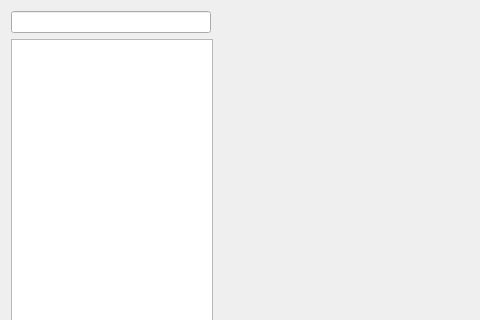
This is composer-gui/ui/PreferencesDialog.ui in TeleMidia/nclcomposer as Qt 5 draws it before an edit; both pictures show x 0 to 480 and y 0 to 320 of the 618 by 403 pixel window. The edited form follows.
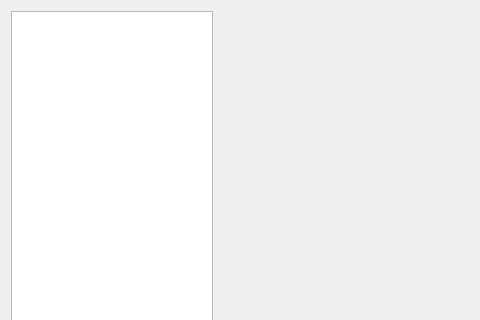
This is the edited form.

What changed in the file:
```diff
--- a/composer-gui/ui/PreferencesDialog.ui
+++ b/composer-gui/ui/PreferencesDialog.ui
@@ -24,17 +24,7 @@
      </property>
     </widget>
    </item>
-   <item row="0" column="0">
-    <widget class="QLineEdit" name="lineEdit">
-     <property name="maximumSize">
-      <size>
-       <width>200</width>
-       <height>16777215</height>
-      </size>
-     </property>
-    </widget>
-   </item>
-   <item row="1" column="1" colspan="2">
+   <item row="0" column="1" colspan="2">
     <widget class="QScrollArea" name="pageArea">
      <property name="frameShape">
       <enum>QFrame::NoFrame</enum>
@@ -51,7 +41,7 @@
         <x>0</x>
         <y>0</y>
         <width>392</width>
-        <height>277</height>
+        <height>318</height>
        </rect>
       </property>
       <layout class="QHBoxLayout" name="horizontalLayout">
@@ -82,7 +72,7 @@
      </property>
     </widget>
    </item>
-   <item row="1" column="0">
+   <item row="0" column="0">
     <widget class="QListWidget" name="listWidget">
      <property name="maximumSize">
       <size>
```
Left out of the diff: 6 changed lines with no effect on the pictures.
